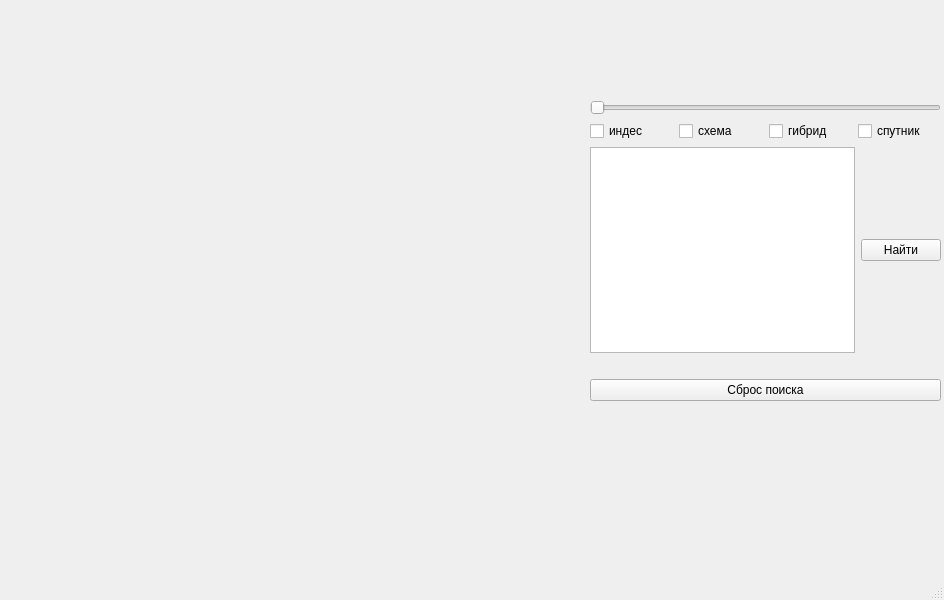
Above: map.ui from DomiStjls/Map before the change. Below: the same form after it.
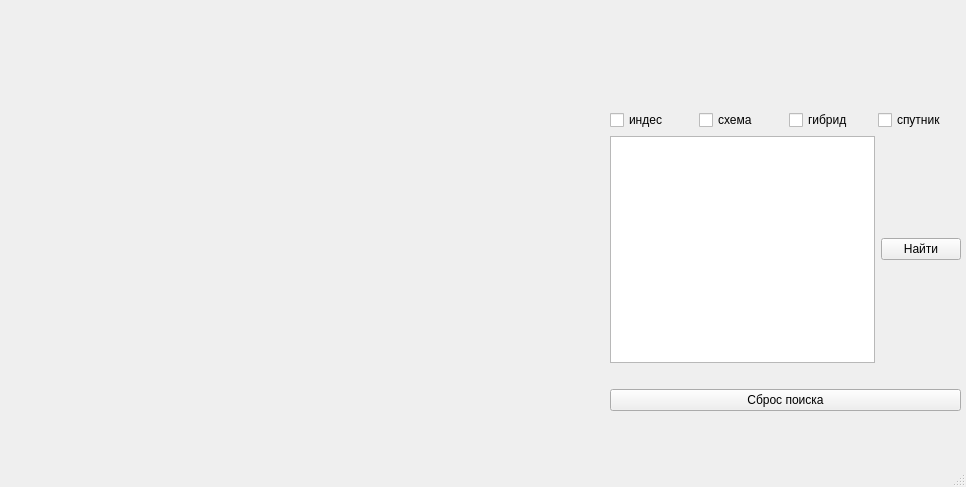
That is the form after the change.

```diff
--- a/map.ui
+++ b/map.ui
@@ -6,8 +6,8 @@
    <rect>
     <x>0</x>
     <y>0</y>
-    <width>944</width>
-    <height>600</height>
+    <width>966</width>
+    <height>487</height>
    </rect>
   </property>
   <property name="windowTitle">
@@ -30,20 +30,13 @@
    <widget class="QWidget" name="verticalLayoutWidget">
     <property name="geometry">
      <rect>
-      <x>590</x>
-      <y>100</y>
+      <x>610</x>
+      <y>110</y>
       <width>351</width>
       <height>301</height>
      </rect>
     </property>
     <layout class="QVBoxLayout" name="verticalLayout">
-     <item>
-      <widget class="QSlider" name="slider">
-       <property name="orientation">
-        <enum>Qt::Horizontal</enum>
-       </property>
-      </widget>
-     </item>
      <item>
       <layout class="QHBoxLayout" name="horizontalLayout">
        <item>
```
Left out of the diff: 5 changed lines with no effect on the pictures.
